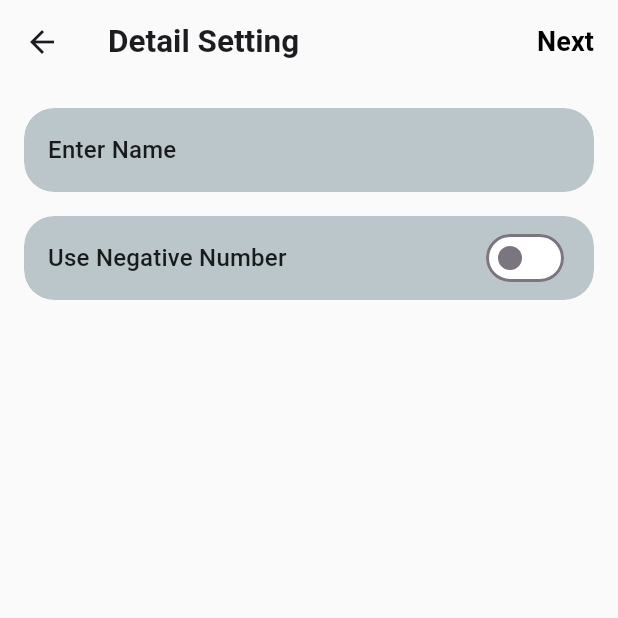
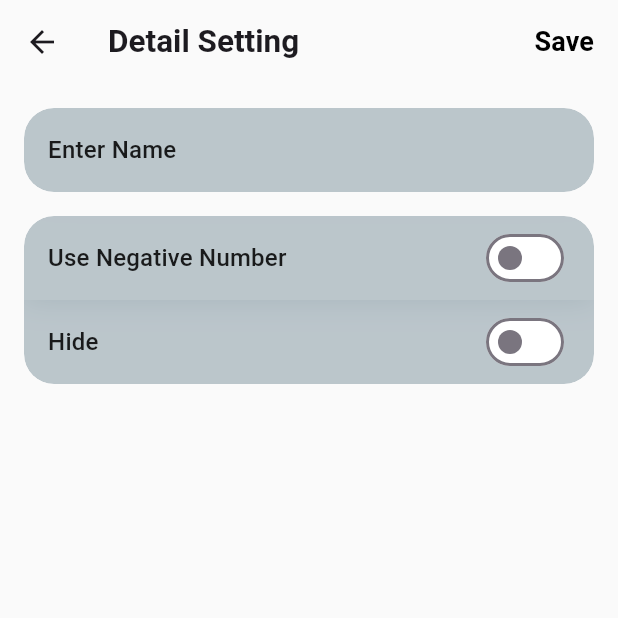
Before and after one commit to mark3lim/counting_mobile_app, a Flutter app: the BasicCountingSettingView screen opened directly with empty values, on a phone screen of 412 x 824 dp, the top half of it. Run offline on Flutter 3.47's test engine with Material 3 defaults, Android fonts, the phone set to English and light mode, and no system bars; our stand-ins replace flutter_riverpod, glassmorphism.

Commit message:
Add CustomAppNextBar and CustomAppSaveBar, update category and localization

```diff
--- a/lib/data/model/category.dart
+++ b/lib/data/model/category.dart
@@ -2,22 +2,10 @@
 class Category {
   String name;
   int value;
-  int incrementStep;
 
   // 카테고리 객체를 생성합니다.
   Category({
     required this.name,
     this.value = 0,
-    this.incrementStep = 1,
   });
-
-  // 카운트를 증가시킵니다.
-  void increment() {
-    value += incrementStep;
-  }
-
-  // 카운트를 감소시킵니다.
-  void decrement() {
-    value -= incrementStep;
-  }
 }
--- a/lib/l10n/app_en.arb
+++ b/lib/l10n/app_en.arb
@@ -13,5 +13,7 @@
   "prevBtn": "Previous",
   "detailSetting":  "Detail Setting",
   "nameTitle": "Enter Name",
-  "useNegativeNum": "Use Negative Number"
+  "useNegativeNum": "Use Negative Number",
+  "hideToggle": "Hide",
+  "saveBtn": "Save"
 }
--- a/lib/l10n/app_ko.arb
+++ b/lib/l10n/app_ko.arb
@@ -13,5 +13,7 @@
   "prevBtn": "이전",
   "detailSetting":  "상세 설정",
   "nameTitle": "이름 설정",
-  "useNegativeNum": "음수 사용"
+  "useNegativeNum": "음수 사용",
+  "hideToggle": "숨기기",
+  "saveBtn": "저장"
 }
--- a/lib/presentation/views/basic_counting_setting_view.dart
+++ b/lib/presentation/views/basic_counting_setting_view.dart
@@ -2,7 +2,7 @@ import 'dart:ui';
 
 import 'package:counting_app/data/model/category.dart';
 import 'package:counting_app/generated/l10n/app_localizations.dart';
-import 'package:counting_app/presentation/widgets/custom_app_bar.dart';
+import 'package:counting_app/presentation/widgets/custom_app_save_bar.dart';
 import 'package:flutter/material.dart';
 import 'package:flutter/services.dart';
 
@@ -20,25 +20,20 @@ class BasicCountingSettingView extends StatefulWidget {
 }
 
 class _BasicCountingSettingViewState extends State<BasicCountingSettingView> {
-  late TextEditingController _initialValueController;
-  late TextEditingController _incrementValueController;
   late TextEditingController _nameController;
   bool _allowNegative = false;
+  bool _isHidden = false;
 
   @override
   void initState() {
     // 위젯의 상태를 초기화합니다.
     super.initState();
-    _initialValueController = TextEditingController(text: '0');
-    _incrementValueController = TextEditingController(text: '1');
     _nameController = TextEditingController();
   }
 
   @override
   void dispose() {
     // 컨트롤러 리소스를 해제하여 메모리 누수를 방지합니다.
-    _initialValueController.dispose();
-    _incrementValueController.dispose();
     _nameController.dispose();
     super.dispose();
   }
@@ -47,14 +42,17 @@ class _BasicCountingSettingViewState extends State<BasicCountingSettingView> {
   Widget build(BuildContext context) {
     // 화면의 기본 UI 구조를 빌드합니다.
     return Scaffold(
-      appBar: CustomAppBar(
+      appBar: CustomAppSaveBar(
         title: AppLocalizations.of(context)!.detailSetting,
-        onNextPressed: () {
+        onSavePressed: () {
+          // 저장 버튼을 누르면 현재 설정 값들을 맵으로 만들어 이전 화면으로 전달합니다.
           final settings = {
             'name': _nameController.text.trim(),
-            'initialValue': int.tryParse(_initialValueController.text) ?? 0,
-            'incrementStep': int.tryParse(_incrementValueController.text) ?? 1,
+            'categoryList': widget.categories,
+            'initialValue': 0,
+            'incrementStep': 1,
             'allowNegative': _allowNegative,
+            'isHidden': _isHidden,
           };
           Navigator.of(context).pop(settings);
         },
@@ -76,6 +74,17 @@ class _BasicCountingSettingViewState extends State<BasicCountingSettingView> {
                   _allowNegative = value;
                 });
               },
+              bottomRadius: 0.0,
+            ),
+            _buildToggleField(
+              label: AppLocalizations.of(context)!.hideToggle,
+              value: _isHidden,
+              onChanged: (value) {
+                setState(() {
+                  _isHidden = value;
+                });
+              },
+              topRadius: 0.0,
             ),
           ],
         ),
@@ -87,18 +96,19 @@ class _BasicCountingSettingViewState extends State<BasicCountingSettingView> {
   Widget _buildNameTextField({
     required TextEditingController controller,
     required String label,
+    double topRadius = 20.0,
+    double bottomRadius = 20.0,
   }) {
     // 유리 효과가 적용된 컨테이너 안에 텍스트 필드를 배치합니다.
     return ClipRRect(
-      borderRadius: BorderRadius.circular(20.0),
+      borderRadius: BorderRadius.vertical(top: Radius.circular(topRadius), bottom: Radius.circular(bottomRadius)),
       child: BackdropFilter(
         filter: ImageFilter.blur(sigmaX: 10, sigmaY: 10),
         child: Container(
           padding: const EdgeInsets.symmetric(horizontal: 16.0, vertical: 4.0),
           decoration: BoxDecoration(
             color: Color(0xB2A0AFB7),
-            borderRadius: BorderRadius.circular(20.0),
-            border: null,
+            borderRadius: BorderRadius.vertical(top: Radius.circular(topRadius), bottom: Radius.circular(bottomRadius)),
           ),
           child: Row(
             crossAxisAlignment: CrossAxisAlignment.center,
@@ -111,11 +121,12 @@ class _BasicCountingSettingViewState extends State<BasicCountingSettingView> {
               Expanded(
                 child: TextField(
                   controller: controller,
-                  style: const TextStyle(color: Colors.white),
+                  style: const TextStyle(color: Colors.black),
                   decoration: const InputDecoration(
-                    hintStyle: TextStyle(color: Colors.white54),
+                    hintStyle: TextStyle(color: Colors.black54),
                     border: InputBorder.none, // TextField 테두리 제거
                   ),
+                  textAlign: TextAlign.end, // 커서 및 텍스트 오른쪽 정렬
                   keyboardType: TextInputType.text,
                   inputFormatters: [
                     LengthLimitingTextInputFormatter(24),
@@ -134,17 +145,19 @@ class _BasicCountingSettingViewState extends State<BasicCountingSettingView> {
     required String label,
     required bool value,
     required ValueChanged<bool> onChanged,
+    double topRadius = 20.0,
+    double bottomRadius = 20.0,
   }) {
     // 유리 효과가 적용된 컨테이너 안에 토글 스위치를 배치합니다.
     return ClipRRect(
-      borderRadius: BorderRadius.circular(20.0),
+      borderRadius: BorderRadius.vertical(top: Radius.circular(topRadius), bottom: Radius.circular(bottomRadius)),
       child: BackdropFilter(
         filter: ImageFilter.blur(sigmaX: 10, sigmaY: 10),
         child: Container(
           padding: const EdgeInsets.symmetric(horizontal: 16.0, vertical: 4.0),
           decoration: BoxDecoration(
             color: const Color(0xB2A0AFB7),
-            borderRadius: BorderRadius.circular(20.0),
+            borderRadius: BorderRadius.vertical(top: Radius.circular(topRadius), bottom: Radius.circular(bottomRadius)),
           ),
           child: Row(
             crossAxisAlignment: CrossAxisAlignment.center,
--- a/lib/presentation/widgets/custom_app_bar.dart
+++ b/lib/presentation/widgets/custom_app_next_bar.dart
@@ -2,13 +2,13 @@ import 'package:counting_app/generated/l10n/app_localizations.dart';
 import 'package:flutter/material.dart';
 
 // 공통으로 사용될 AppBar 위젯입니다.
-class CustomAppBar extends StatelessWidget implements PreferredSizeWidget {
+class CustomAppNextBar extends StatelessWidget implements PreferredSizeWidget {
   final String title;
   final VoidCallback? onNextPressed;
   final bool isNextEnabled;
 
   // CustomAppBar 객체를 생성합니다.
-  const CustomAppBar({
+  const CustomAppNextBar({
     super.key,
     required this.title,
     this.onNextPressed,
--- /dev/null
+++ b/lib/presentation/widgets/custom_app_save_bar.dart
@@ -0,0 +1,59 @@
+import 'package:counting_app/generated/l10n/app_localizations.dart';
+import 'package:flutter/material.dart';
+
+// 공통으로 사용될 AppBar 위젯입니다.
+class CustomAppSaveBar extends StatelessWidget implements PreferredSizeWidget {
+  final String title;
+  final VoidCallback? onSavePressed;
+  final bool isSaveEnabled;
+
+  // CustomAppBar 객체를 생성합니다.
+  const CustomAppSaveBar({
+    super.key,
+    required this.title,
+    this.onSavePressed,
+    this.isSaveEnabled = true,
+  });
+
+  @override
+  Widget build(BuildContext context) {
+    // 현재 테마의 밝기를 확인합니다.
+    final isDarkMode = Theme.of(context).brightness == Brightness.dark;
+    // 다크 모드 여부와 버튼 활성화 상태에 따라 텍스트 색상을 결정합니다.
+    final textColor = isSaveEnabled
+        ? (isDarkMode ? Colors.white : Colors.black)
+        : Colors.grey;
+
+    // 앱의 상단 바를 구성합니다.
+    return AppBar(
+      title: Text(title),
+      titleTextStyle: TextStyle(
+        fontWeight: FontWeight.bold,
+        fontSize: 21.0,
+        color: Theme.of(context).colorScheme.onSurface,
+      ),
+      actions: [
+        if (onSavePressed != null)
+          TextButton(
+            onPressed: isSaveEnabled ? onSavePressed : null,
+            child: Row(
+              children: [
+                Text(
+                  AppLocalizations.of(context)!.saveBtn,
+                  style: TextStyle(
+                    color: textColor,
+                    fontWeight: FontWeight.bold,
+                    fontSize: 18,
+                  ),
+                ),
+                const SizedBox(width: 4),
+              ],
+            ),
+          ),
+      ],
+    );
+  }
+
+  @override
+  Size get preferredSize => const Size.fromHeight(kToolbarHeight);
+}
--- a/lib/presentation/widgets/liquid_glass_button.dart
+++ b/lib/presentation/widgets/liquid_glass_button.dart
@@ -18,7 +18,11 @@ class LiquidGlassButton extends StatelessWidget {
   Widget build(BuildContext context) {
     // iOS 26 liquid glass 디자인을 구현합니다.
     return GestureDetector(
+      behavior: HitTestBehavior.opaque,
       onTap: onPressed,
+      child: SizedBox.square(
+        dimension: 48,
+        child: Center(
           child: Container(
             width: 42,
             height: 42,
@@ -44,6 +48,8 @@ class LiquidGlassButton extends StatelessWidget {
               size: 28,
             ),
           ),
+        ),
+      ),
     );
   }
 }
--- a/pubspec.yaml
+++ b/pubspec.yaml
@@ -36,6 +36,10 @@ dependencies:
   flutter_riverpod: ^2.5.1
   riverpod_annotation: ^2.3.5
   glassmorphism: ^3.0.0
+  collection: ^1.19.1
+  crypto: ^3.0.6
+  intl: any
+  uuid: ^4.5.1
 
 dev_dependencies:
   flutter_test:
```
Also changed, not shown: lib/data/model/category_list.dart (added, +26 -0 lines), lib/presentation/views/basic_counting_view.dart (+5 -8 lines), lib/generated/l10n/app_localizations.dart, lib/generated/l10n/app_localizations_en.dart, lib/generated/l10n/app_localizations_ko.dart. Lines whose indentation alone changed are shown as unchanged.
